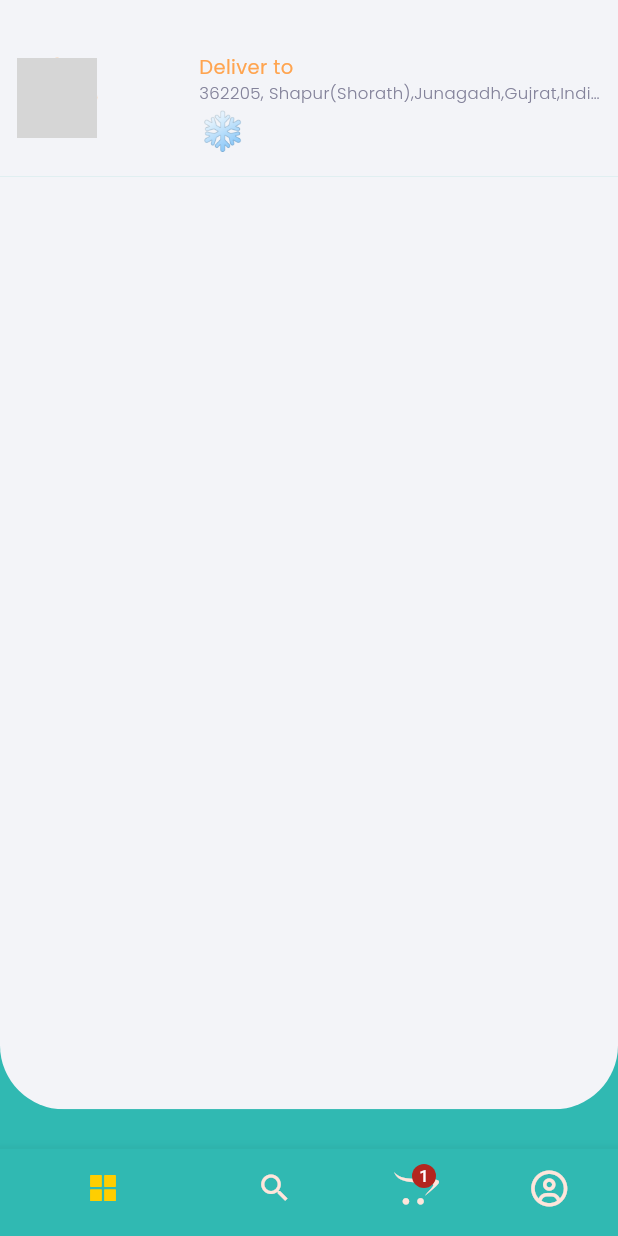
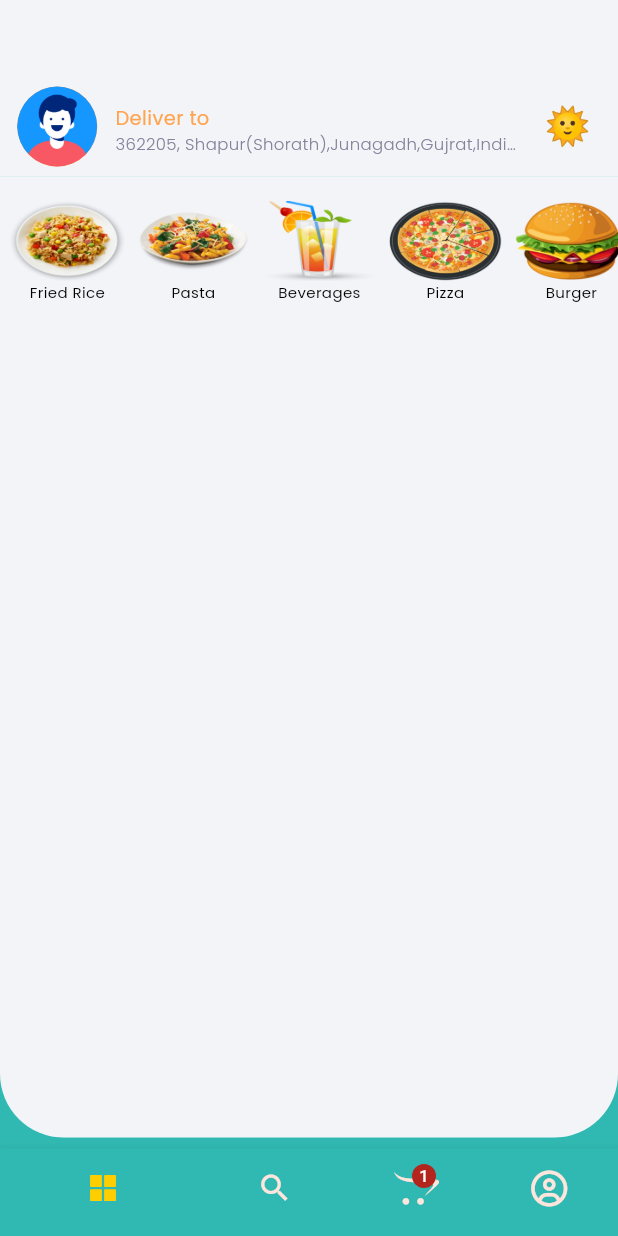
Before and after one commit to RajKoradiya/Foodie, a Flutter app: the screen it shows after launch, on a phone screen of 412 x 824 dp. Run offline on Flutter 3.47's test engine with Material 3 defaults, Android fonts, the phone set to English and light mode, and no system bars; our stand-ins replace flutter_screenutil, flutter_vector_icons, get, google_fonts; grey boxes are pictures that could not be loaded.

Commit message:
Category List Update

```diff
--- a/lib/Common/custom_appbar.dart
+++ b/lib/Common/custom_appbar.dart
@@ -15,17 +15,20 @@ class CustomAppbar extends StatelessWidget  {
       width: width,
       color: koffWhite,
       child: Container(
-        margin: EdgeInsets.only(top: 12.h),
+        margin: EdgeInsets.only(top: 20.h),
         child: Row(
           mainAxisAlignment: MainAxisAlignment.spaceBetween,
+          children: [
+            Row(
+              crossAxisAlignment: CrossAxisAlignment.end,
               children: [
                 CircleAvatar(
                   radius: 25.r,
                   backgroundColor: kSecondary,
-              backgroundImage: const AssetImage('image/user-profile.png'),
+                  backgroundImage: const AssetImage('assets/images/user-profile.png'),
                 ),
                 Padding(
-              padding: const EdgeInsets.only(bottom: 5, left: 7),
+                  padding: const EdgeInsets.only(bottom: 7, left: 12),
                   child: Column(
                     mainAxisAlignment: MainAxisAlignment.end,
                     crossAxisAlignment: CrossAxisAlignment.start,
@@ -42,11 +45,16 @@ class CustomAppbar extends StatelessWidget  {
                           style: appStyle(11, kGray, FontWeight.w300),
                         ),
                       ),
-                  const Text(
-                    "❄️",
-                    style: TextStyle(fontSize: 25),
-                  )
                     ],
+                  ),
+                ),
+              ],
+            ),
+            Padding(
+              padding: const EdgeInsets.only(top: 30),
+              child: Text(
+                getTimeOfDay(),
+                style: const TextStyle(fontSize: 25),
               ),
             )
           ],
@@ -55,5 +63,18 @@ class CustomAppbar extends StatelessWidget  {
 
     );
   }
+  String getTimeOfDay() {
+    DateTime dt = DateTime.now();
+    int hour = dt.hour;
 
+    if(hour >= 0 && hour <= 12){
+      return ' 🌞 ';
     }
+    else if(hour >= 12 && hour <= 16) {
+      return ' ⛅ ';
+    }
+    else{
+      return ' 🌙 ';
+    }
+  }
+}
--- /dev/null
+++ b/lib/Constant/uidata.dart
@@ -0,0 +1,51 @@
+List<dynamic> categories = [
+  {
+    "_id": "1",
+    "title": "Fried Rice",
+    "value": "fried_rice",
+    "image": "assets/images/fried-rice.png",
+    "_v": 0
+  },{
+    "_id": "2",
+    "title": "Pasta",
+    "value": "pasta",
+    "image": "assets/images/pasta.png",
+    "_v": 0
+  },{
+    "_id": "3",
+    "title": "Beverages",
+    "value": "beverages",
+    "image": "assets/images/beverages.png",
+    "_v": 0
+  },{
+    "_id": "4",
+    "title": "Pizza",
+    "value": "pizza",
+    "image": "assets/images/pizza.png",
+    "_v": 0
+  },{
+    "_id": "5",
+    "title": "Burger",
+    "value": "burger",
+    "image": "assets/images/burger.png",
+    "_v": 0
+  },{
+    "_id": "6",
+    "title": "Chicken",
+    "value": "chicken",
+    "image": "assets/images/chicken.png",
+    "_v": 0
+  },{
+    "_id": "7",
+    "title": "Curry",
+    "value": "curry",
+    "image": "assets/images/curry.png",
+    "_v": 0
+  },{
+    "_id": "8",
+    "title": "More",
+    "value": "more",
+    "image": "assets/images/more.png",
+    "_v": 0
+  },
+];
--- /dev/null
+++ b/lib/Controllers/category_controller.dart
@@ -0,0 +1,19 @@
+import 'package:get/get.dart';
+
+class CategoryController extends GetxController {
+  RxString _category = ''.obs;
+
+  String get categoryValue => _category.value;
+
+  set updateCategory(String value) {
+    _category.value = value;
+  }
+
+  RxString _title = ''.obs;
+
+  String get titleValue => _title.value;
+
+  set updateTitle(String value) {
+    _title.value = value;
+  }
+}
--- /dev/null
+++ b/lib/Views/Category/all_category.dart
@@ -0,0 +1,13 @@
+import 'package:flutter/material.dart';
+
+class AllCategories extends StatelessWidget {
+  @override
+  Widget build(BuildContext context) {
+    return Scaffold(
+      appBar: AppBar(
+        title: const Text("All Category"),
+      ),
+    );
+  }
+
+}
--- /dev/null
+++ b/lib/Views/Home/Widgets/category_list.dart
@@ -0,0 +1,23 @@
+import 'package:flutter/material.dart';
+import 'package:flutter_screenutil/flutter_screenutil.dart';
+import 'package:foodie/Constant/uidata.dart';
+import 'category_widget.dart';
+
+class CategoryList extends StatelessWidget {
+  const CategoryList({super.key});
+
+  @override
+  Widget build(BuildContext context) {
+    return Container(
+      height: 90.h,
+      padding: EdgeInsets.only(left: 5.w, top: 10.h),
+      child: ListView(
+        scrollDirection: Axis.horizontal,
+        children: List.generate(categories.length, (i) {
+          var category = categories[i];
+          return CategoryWidget(category: category);
+        }),
+      ),
+    );
+  }
+}
--- /dev/null
+++ b/lib/Views/Home/Widgets/category_widget.dart
@@ -0,0 +1,63 @@
+import 'package:flutter/cupertino.dart';
+import 'package:flutter_screenutil/flutter_screenutil.dart';
+import 'package:get/get.dart';
+
+import '../../../Common/reusable_style.dart';
+import '../../../Common/reusable_text.dart';
+import '../../../Constant/constant.dart';
+import '../../../Controllers/category_controller.dart';
+import '../../Category/all_category.dart';
+
+class CategoryWidget extends StatelessWidget {
+  CategoryWidget({
+    super.key,
+    this.category,
+  });
+
+  var category;
+
+  @override
+  Widget build(BuildContext context) {
+    final controller = Get.put(CategoryController());
+    return GestureDetector(
+      onTap: () {
+        if (controller.categoryValue == category['_id']) {
+          controller.updateCategory = '';
+          controller.updateTitle = '';
+        } else if (category['value'] == 'more') {
+          Get.to(() => AllCategories(),
+              transition: Transition.fadeIn,
+              duration: const Duration(milliseconds: 300));
+        } else {
+          controller.updateCategory = category['_id'];
+          controller.updateTitle = category['title'];
+        }
+      },
+      child: Obx(() => Container(
+        margin: EdgeInsets.only(right: 5.w),
+        padding: EdgeInsets.only(top: 5.h),
+        width: width * 0.19,
+        decoration: BoxDecoration(
+            borderRadius: BorderRadius.circular(10.r),
+            border: Border.all(
+                color: controller.categoryValue == category['_id']
+                    ? kSecondary
+                    : koffWhite,
+                width: 0.5.w)),
+        child: Column(
+          children: [
+            SizedBox(
+              child: Image.asset(
+                '${category['image']}',
+                fit: BoxFit.contain,
+              ),
+            ),
+            ReusableText(
+                text: category['title'],
+                style: appStyle(10, kDark, FontWeight.w400))
+          ],
+        ),
+      )),
+    );
+  }
+}
--- a/lib/Views/Home/home_page.dart
+++ b/lib/Views/Home/home_page.dart
@@ -3,6 +3,7 @@ import 'package:flutter_screenutil/flutter_screenutil.dart';
 import 'package:foodie/Common/custom_appbar.dart';
 import 'package:foodie/Common/custom_container.dart';
 import 'package:foodie/Constant/constant.dart';
+import 'package:foodie/Views/Home/Widgets/category_list.dart';
 
 class HomePage extends StatelessWidget {
   const HomePage({super.key});
@@ -15,8 +16,15 @@ class HomePage extends StatelessWidget {
           preferredSize: Size.fromHeight(120.h),
           child: const CustomAppbar()
       ),
-      body: SafeArea(
-        child: CustomContainer(containerContent: Container(),),
+      body: SizedBox(
+        height: MediaQuery.of(context).size.height * 0.778,
+        child: SafeArea(
+          child: CustomContainer(containerContent: const Column(
+            children: [
+              CategoryList()
+            ],
+          ),),
+        ),
       ),
     );
   }
--- a/pubspec.yaml
+++ b/pubspec.yaml
@@ -84,7 +84,7 @@ flutter:
 
   # To add assets to your application, add an assets section, like this:
   assets:
-    - images/user-profile.png
+    - assets/images/
 
   # An image asset can refer to one or more resolution-specific "variants", see
   # https://flutter.dev/assets-and-images/#resolution-aware
```
Also changed, not shown: assets/images/beverages.png (added), assets/images/burger.png (added), assets/images/chicken.png (added), assets/images/curry.png (added), assets/images/fried-rice.png (added), assets/images/more.png (added), assets/images/pasta.png (added), assets/images/pizza.png (added). Lines whose indentation alone changed are shown as unchanged.
